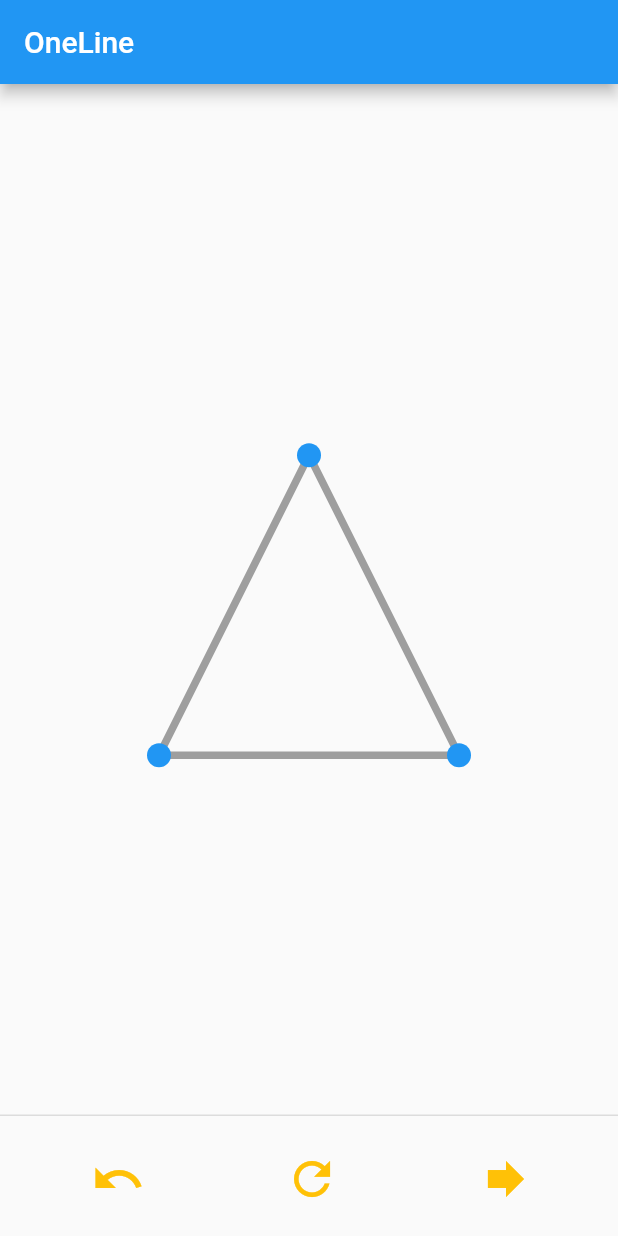
After one commit to musahinist/one_line_game, a Flutter app: the screen it shows after launch, after a tap on the "undo" icon, on a phone screen of 412 x 824 dp. The commit adds this screen. Run offline on Flutter 3.47's test engine with Material 2 defaults, Android fonts, the light colour scheme and no system bars; our stand-ins replace equatable.

Commit message:
add game mechanics

```diff
--- /dev/null
+++ b/lib/geo_board/one_line.dart
@@ -0,0 +1,284 @@
+// ignore_for_file: public_member_api_docs, sort_constructors_first
+import 'package:flutter/foundation.dart';
+import 'package:flutter/material.dart';
+import 'package:equatable/equatable.dart';
+
+class OneLine extends StatefulWidget {
+  const OneLine({Key? key}) : super(key: key);
+
+  @override
+  State<OneLine> createState() => _GeoBoardGameState();
+}
+
+class _GeoBoardGameState extends State<OneLine> {
+  List<Line> lineNodes = [];
+
+  int selectedIndexes = -1;
+  final double radius = 8;
+
+  final double gridPadding = 10;
+  List<Line> templateLines = [];
+  late double gridEdgeSize;
+
+  @override
+  void didChangeDependencies() {
+    super.didChangeDependencies();
+    gridEdgeSize = MediaQuery.of(context).size.width - gridPadding * 2;
+
+    templateLines = [
+      Line(
+        Offset(gridEdgeSize / 2, 100),
+        Offset(gridEdgeSize / 2 + 100, 300),
+      ),
+      Line(
+        Offset(gridEdgeSize / 2 + 100, 300),
+        Offset(gridEdgeSize / 2 - 100, 300),
+      ),
+      Line(
+        Offset(gridEdgeSize / 2 - 100, 300),
+        Offset(gridEdgeSize / 2, 100),
+      )
+    ];
+  }
+
+  @override
+  Widget build(BuildContext context) {
+    return Scaffold(
+      appBar: AppBar(
+        title: const Text('OneLine'),
+      ),
+      body: Center(
+        child: Listener(
+          onPointerDown: (details) {
+            final Offset pointer = details.localPosition;
+            for (var i = 0; i < templateLines.length; i++) {
+              final distance = (templateLines[i].start - pointer).distance;
+
+              if (distance <= radius + 10) {
+                selectedIndexes = i;
+
+                if (lineNodes.isNotEmpty) {
+                  // lineNodes.last.end = pointer;
+                } else {
+                  lineNodes.add(
+                      Line(templateLines[i].start, templateLines[i].start));
+                }
+
+                setState(() {});
+                return;
+              }
+            }
+          },
+          onPointerMove: (details) {
+            Offset pointer = details.localPosition;
+            lineNodes.last.end = pointer;
+            setState(() {});
+            if (lineNodes.isNotEmpty) {
+              for (var i = 0; i < templateLines.length; i++) {
+                final distance = (templateLines[i].start - pointer).distance;
+                if (distance <= radius + 10 && i != selectedIndexes) {
+                  bool inList = lineNodes.contains(
+                          Line(lineNodes.last.start, templateLines[i].start)) ||
+                      lineNodes.contains(
+                          Line(templateLines[i].start, lineNodes.last.start));
+
+                  if (!inList) {
+                    lineNodes.last.end = templateLines[i].start;
+                    selectedIndexes = i;
+
+                    lineNodes
+                        .add(Line(lineNodes.last.end, templateLines[i].start));
+                  }
+
+                  return;
+                }
+              }
+            }
+          },
+          onPointerUp: (details) {
+            selectedIndexes = -1;
+            if (lineNodes.isNotEmpty) {
+              lineNodes.removeLast();
+            }
+            if (templateLines.length != lineNodes.length) {
+              lineNodes.clear();
+            } else {
+              showDialog(
+                  context: context,
+                  builder: (context) => AlertDialog(
+                        title: Text('You win'),
+                        actions: [
+                          TextButton(
+                              onPressed: () {
+                                Navigator.pop(context);
+                                lineNodes.clear();
+                                setState(() {});
+                              },
+                              child: Text('OK'))
+                        ],
+                      ));
+            }
+
+            setState(() {});
+          },
+          child: SizedBox(
+            width: gridEdgeSize,
+            height: gridEdgeSize,
+            child: Stack(
+              fit: StackFit.expand,
+              children: [
+                CustomPaint(
+                  painter: _LinePainter(templateLines, Colors.grey, 5,
+                      closePath: true),
+                ),
+                for (var i = 0; i < templateLines.length; i++)
+                  Positioned(
+                    left: templateLines[i].start.dx - radius,
+                    top: templateLines[i].start.dy - radius,
+                    child: CircleAvatar(
+                        backgroundColor: Colors.blue, radius: radius),
+                  ),
+                // for (var i = 0; i < grid.col * grid.row; i++)
+                //   Positioned(
+                //     left: grid.nodes[i].center.dx - radius,
+                //     top: grid.nodes[i].center.dy - radius,
+                //     child: CircleAvatar(
+                //         backgroundColor: Colors.blue, radius: radius),
+                //   ),
+
+                CustomPaint(
+                  painter: _LinePainter(lineNodes, Colors.pink, 6),
+                ),
+              ],
+            ),
+          ),
+        ),
+      ),
+      persistentFooterButtons: [
+        ButtonBar(
+          alignment: MainAxisAlignment.spaceAround,
+          children: [
+            IconButton(
+              onPressed: () {
+                if (lineNodes.isNotEmpty) {
+                  lineNodes.removeLast();
+                  setState(() {});
+                }
+              },
+              icon: Icon(
+                Icons.undo,
+                color: Colors.amber,
+                size: 36,
+              ),
+              style: IconButton.styleFrom(),
+            ),
+            IconButton(
+              onPressed: () {
+                if (lineNodes.isNotEmpty) {
+                  lineNodes.clear();
+                  setState(() {});
+                }
+              },
+              icon: Icon(
+                Icons.refresh,
+                color: Colors.amber,
+                size: 36,
+              ),
+              style: IconButton.styleFrom(),
+            ),
+            IconButton(
+              onPressed: () {
+                if (lineNodes.isNotEmpty) {
+                  //   lineNodes.removeLast();
+                  setState(() {});
+                }
+              },
+              icon: Icon(
+                Icons.forward,
+                color: Colors.amber,
+                size: 36,
+              ),
+              style: IconButton.styleFrom(),
+            ),
+          ],
+        ),
+      ],
+    );
+  }
+}
+
+class _Grid {
+  final int row; //y
+  final int col; //x
+  final Size size;
+  final List<_Node> nodes;
+  final double nodeSize;
+
+  _Grid(this.row, this.col, this.size, double radius)
+      : nodes = List.generate(
+            row * col,
+            (i) => _Node(
+                  Offset(
+                      radius + i % col * (size.width - radius * 2) / (col - 1),
+                      radius +
+                          i ~/ row * (size.height - radius * 2) / (row - 1)),
+                )),
+        nodeSize = (size.width - radius * 2) / (col - 1);
+}
+
+class Shape {
+  final List<Offset> nodes;
+  Shape(this.nodes);
+}
+
+class Line extends Equatable {
+  Offset start;
+  Offset end;
+  Line(this.start, this.end);
+
+  @override
+  String toString() => 'Line(start: $start, end: $end)';
+
+  @override
+  List<Object?> get props => [start, end];
+}
+
+class _Node {
+  final Offset center;
+
+  _Node(this.center);
+}
+
+class _LinePainter extends CustomPainter {
+  final List<Line> lines;
+  final Color color;
+  final bool closePath;
+  final double strokeWidth;
+  _LinePainter(this.lines, this.color, this.strokeWidth,
+      {this.closePath = false});
+  @override
+  void paint(Canvas canvas, Size size) {
+    var paint = Paint()
+      ..strokeWidth = strokeWidth
+      ..color = color
+      ..strokeCap = StrokeCap.round;
+    if (lines.isNotEmpty) {
+      for (var i = 0; i < lines.length; ++i) {
+        canvas.drawLine(lines[i].start, lines[i].end, paint);
+      }
+    }
+  }
+
+  @override
+  bool shouldRepaint(_LinePainter oldDelegate) => true;
+
+  @override
+  bool shouldRebuildSemantics(_LinePainter oldDelegate) => true;
+}
+
+bool lineEqual(Line l0, Line l1) {
+  return l0.start.dx == l1.start.dx &&
+      l0.start.dy == l1.start.dy &&
+      l0.end.dx == l1.end.dx &&
+      l0.end.dy == l1.end.dy;
+}
--- a/lib/main.dart
+++ b/lib/main.dart
@@ -1,8 +1,11 @@
 import 'package:flutter/material.dart';
 import 'package:one_line_game/geo_board/geo_board_edge.dart';
+import 'package:one_line_game/geo_board/geo_board_surface.dart';
+import 'package:one_line_game/geo_board/grid_board_1_dim_array.dart';
 import 'package:one_line_game/geo_board/grid_board_2_dim_array.dart';
 import 'package:one_line_game/geo_board/line_puzzle.dart';
 import 'package:one_line_game/geo_board/line_puzzle_template.dart';
+import 'package:one_line_game/geo_board/one_line.dart';
 import 'package:one_line_game/geo_board/untangle.dart';
 
 void main() {
@@ -19,7 +22,7 @@ class MyApp extends StatelessWidget {
       theme: ThemeData(
         primarySwatch: Colors.blue,
       ),
-      home: const GridBoard2DimArray(),
+      home: const OneLine(),
     );
   }
 }
--- a/pubspec.yaml
+++ b/pubspec.yaml
@@ -38,6 +38,7 @@ dependencies:
 dev_dependencies:
   flutter_test:
     sdk: flutter
+  equatable:
 
   # The "flutter_lints" package below contains a set of recommended lints to
   # encourage good coding practices. The lint set provided by the package is
```
Also changed, not shown: lib/geo_board/grid_board_2_dim_array.dart (+14 -33 lines), lib/geo_board/widget/line_painter.dart (added, +24 -0 lines), pubspec.lock, 2 other files.
